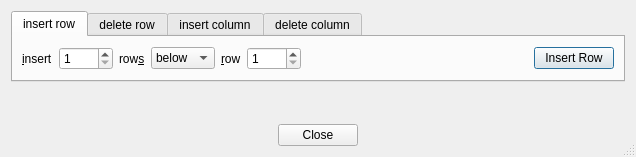
Above: gui/ui/insertDeleteRowColumnWidget.ui from haskelladdict/sconcho before the change. Below: the same form after it.
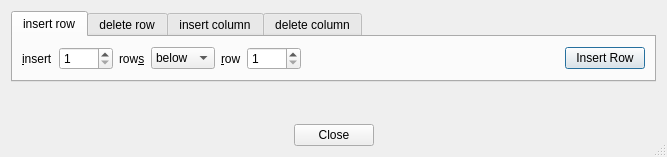
That is the form after the change.

Diff of the .ui file:
```diff
--- a/gui/ui/insertDeleteRowColumnWidget.ui
+++ b/gui/ui/insertDeleteRowColumnWidget.ui
@@ -6,7 +6,7 @@
    <rect>
     <x>0</x>
     <y>0</y>
-    <width>636</width>
+    <width>667</width>
     <height>157</height>
    </rect>
   </property>
```
Left out of the diff: 2 changed lines with no effect on the pictures.
